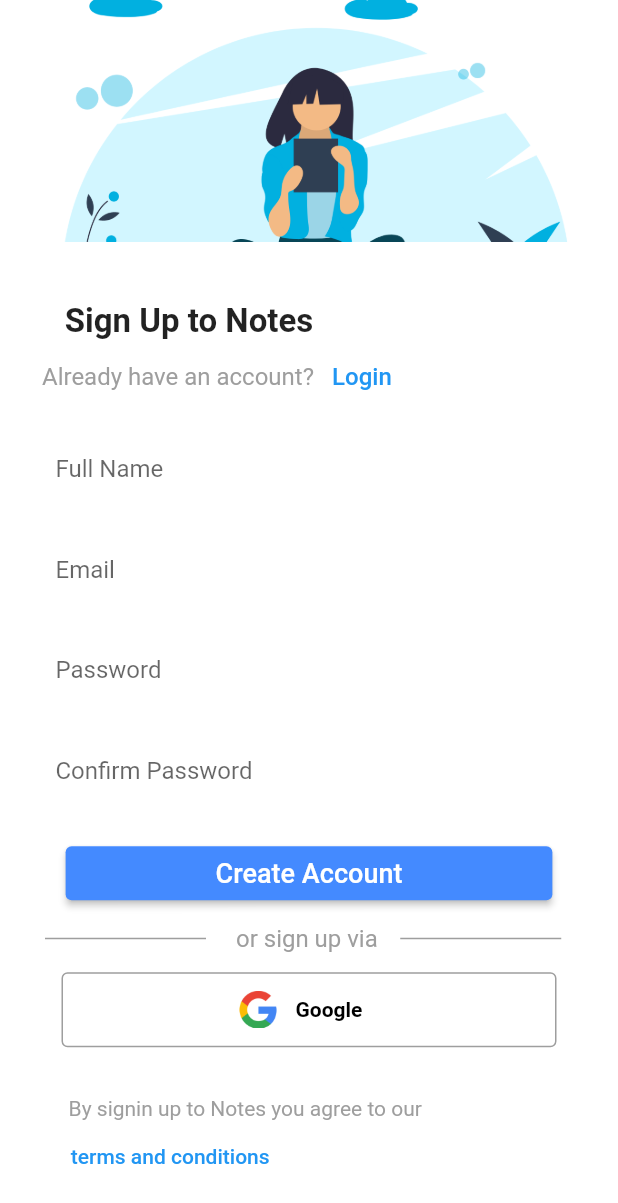
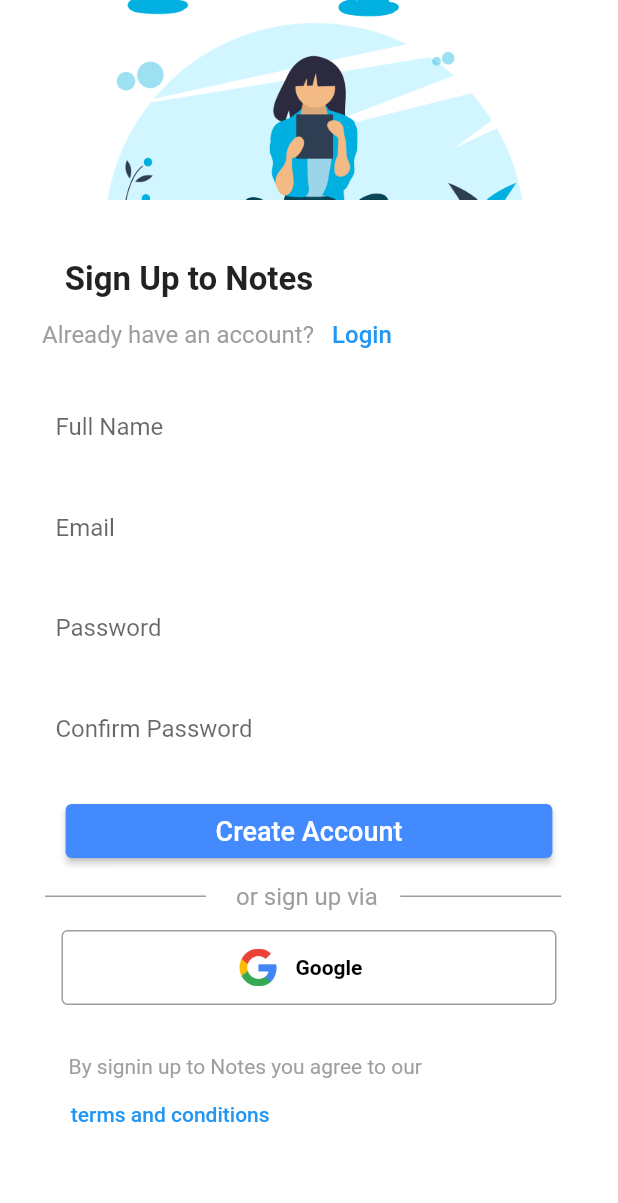
Before and after one commit to rutvik-jain/notes, a Flutter app: the Signup screen opened directly, on a phone screen of 412 x 824 dp. Shown: the top 1203 px of the screen. Run offline on Flutter 3.47's test engine with Material 2 defaults, Android fonts, the phone set to English and light mode, and no system bars; our stand-ins replace cloud_firestore, firebase_auth, firebase_core, google_sign_in, shared_preferences; accounts and stored records are empty.

Commit message:
fixed pic

```diff
--- a/lib/signup.dart
+++ b/lib/signup.dart
@@ -47,7 +47,7 @@ class _SignupState extends State<Signup> {
             key: formGlobalKey,
             child: Column(
               children: [
-                Image.asset('assets/images/img_2.png',),
+                Image.asset('assets/images/img_2.png',width: 340,),
                 const Padding(
                   padding: EdgeInsets.only(top: 40,right: 160),
                   child: Text('Sign Up to Notes',style: TextStyle(fontWeight: FontWeight.bold,fontSize: 22),),
```
